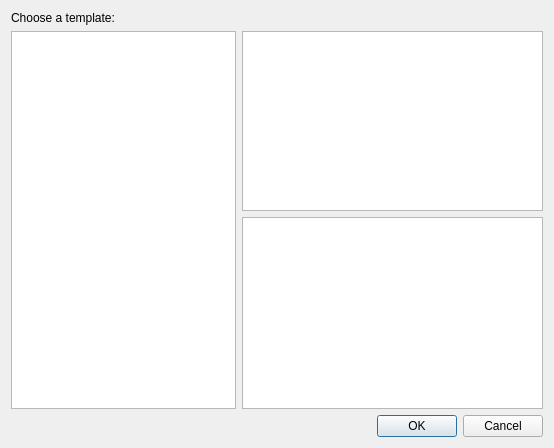
The window that src/plugins/coreplugin/dialogs/newdialog.ui (qt-creator/qt-creator) describes before a commit, drawn with Qt 5.
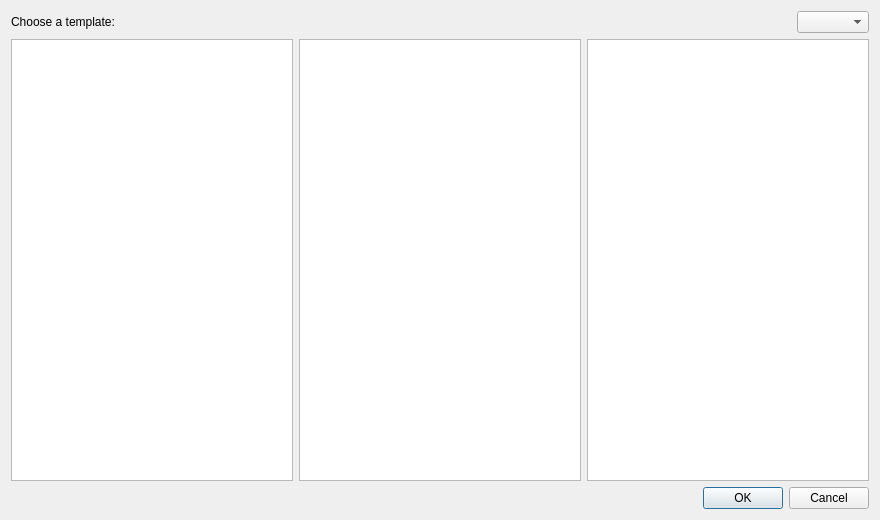
The same window after the commit.

Patch:
```diff
--- a/src/plugins/coreplugin/dialogs/newdialog.ui
+++ b/src/plugins/coreplugin/dialogs/newdialog.ui
@@ -6,8 +6,8 @@
    <rect>
     <x>0</x>
     <y>0</y>
-    <width>554</width>
-    <height>412</height>
+    <width>880</width>
+    <height>520</height>
    </rect>
   </property>
   <property name="sizePolicy">
@@ -26,9 +26,6 @@
    <string>New Project</string>
   </property>
   <layout class="QGridLayout" name="gridLayout">
-   <property name="sizeConstraint">
-    <enum>QLayout::SetDefaultConstraint</enum>
-   </property>
    <item row="0" column="0">
     <widget class="QLabel" name="label">
      <property name="text">
@@ -36,7 +33,43 @@
      </property>
     </widget>
    </item>
-   <item row="1" column="0" rowspan="3">
+   <item row="1" column="2">
+    <widget class="QTextBrowser" name="templateDescription">
+     <property name="sizePolicy">
+      <sizepolicy hsizetype="MinimumExpanding" vsizetype="MinimumExpanding">
+       <horstretch>0</horstretch>
+       <verstretch>0</verstretch>
+      </sizepolicy>
+     </property>
+     <property name="focusPolicy">
+      <enum>Qt::NoFocus</enum>
+     </property>
+    </widget>
+   </item>
+   <item row="0" column="1" colspan="2">
+    <layout class="QHBoxLayout" name="horizontalLayout">
+     <item>
+      <spacer name="horizontalSpacer">
+       <property name="orientation">
+        <enum>Qt::Horizontal</enum>
+       </property>
+       <property name="sizeType">
+        <enum>QSizePolicy::MinimumExpanding</enum>
+       </property>
+       <property name="sizeHint" stdset="0">
+        <size>
+         <width>0</width>
+         <height>0</height>
+        </size>
+       </property>
+      </spacer>
+     </item>
+     <item>
+      <widget class="QComboBox" name="comboBox"/>
+     </item>
+    </layout>
+   </item>
+   <item row="1" column="0">
     <widget class="QTreeView" name="templateCategoryView">
      <property name="sizePolicy">
       <sizepolicy hsizetype="Expanding" vsizetype="MinimumExpanding">
@@ -46,10 +79,47 @@
      </property>
      <property name="maximumSize">
       <size>
-       <width>225</width>
+       <width>1000</width>
        <height>16777215</height>
       </size>
      </property>
+     <property name="palette">
+      <palette>
+       <active>
+        <colorrole role="WindowText">
+         <brush brushstyle="SolidPattern">
+          <color alpha="255">
+           <red>97</red>
+           <green>97</green>
+           <blue>97</blue>
+          </color>
+         </brush>
+        </colorrole>
+       </active>
+       <inactive>
+        <colorrole role="WindowText">
+         <brush brushstyle="SolidPattern">
+          <color alpha="255">
+           <red>97</red>
+           <green>97</green>
+           <blue>97</blue>
+          </color>
+         </brush>
+        </colorrole>
+       </inactive>
+       <disabled>
+        <colorrole role="WindowText">
+         <brush brushstyle="SolidPattern">
+          <color alpha="255">
+           <red>120</red>
+           <green>120</green>
+           <blue>120</blue>
+          </color>
+         </brush>
+        </colorrole>
+       </disabled>
+      </palette>
+     </property>
      <property name="focusPolicy">
       <enum>Qt::StrongFocus</enum>
      </property>
@@ -75,7 +145,7 @@
      </attribute>
     </widget>
    </item>
-   <item row="1" column="1" rowspan="2">
+   <item row="1" column="1">
     <widget class="QListView" name="templatesView">
      <property name="sizePolicy">
       <sizepolicy hsizetype="MinimumExpanding" vsizetype="Expanding">
@@ -100,20 +170,7 @@
      </property>
     </widget>
    </item>
-   <item row="3" column="1">
-    <widget class="QTextBrowser" name="templateDescription">
-     <property name="sizePolicy">
-      <sizepolicy hsizetype="MinimumExpanding" vsizetype="MinimumExpanding">
-       <horstretch>0</horstretch>
-       <verstretch>0</verstretch>
-      </sizepolicy>
-     </property>
-     <property name="focusPolicy">
-      <enum>Qt::NoFocus</enum>
-     </property>
-    </widget>
-   </item>
-   <item row="4" column="0" colspan="2">
+   <item row="2" column="1" colspan="2">
     <widget class="QDialogButtonBox" name="buttonBox">
      <property name="orientation">
       <enum>Qt::Horizontal</enum>
```
Left out of the diff: 5 changed lines with no effect on the pictures.
